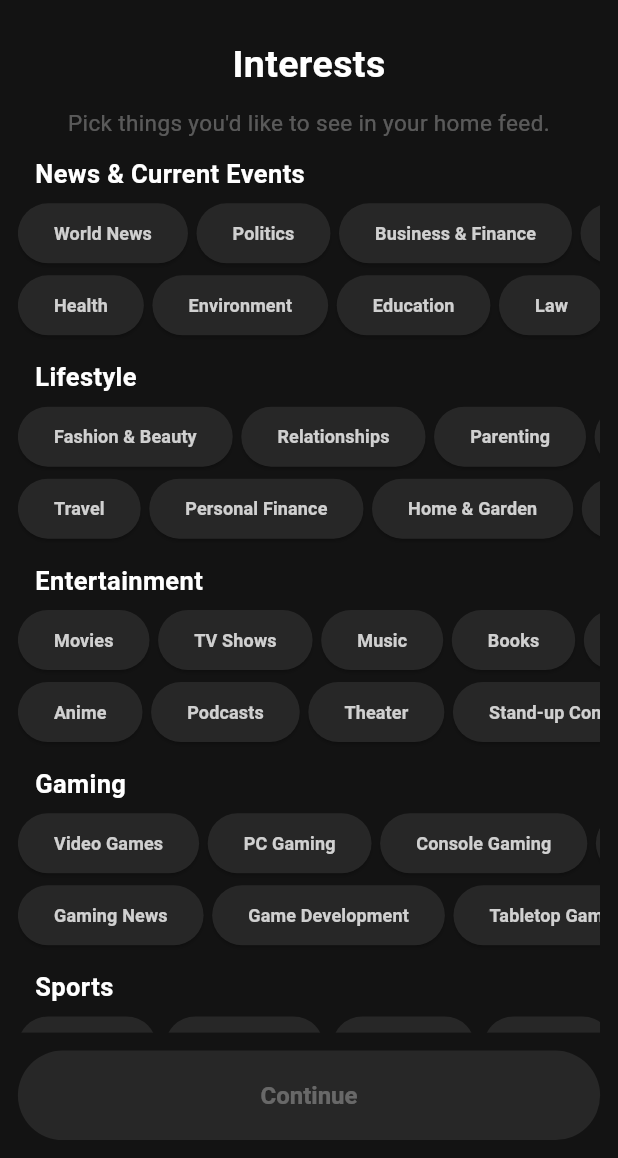
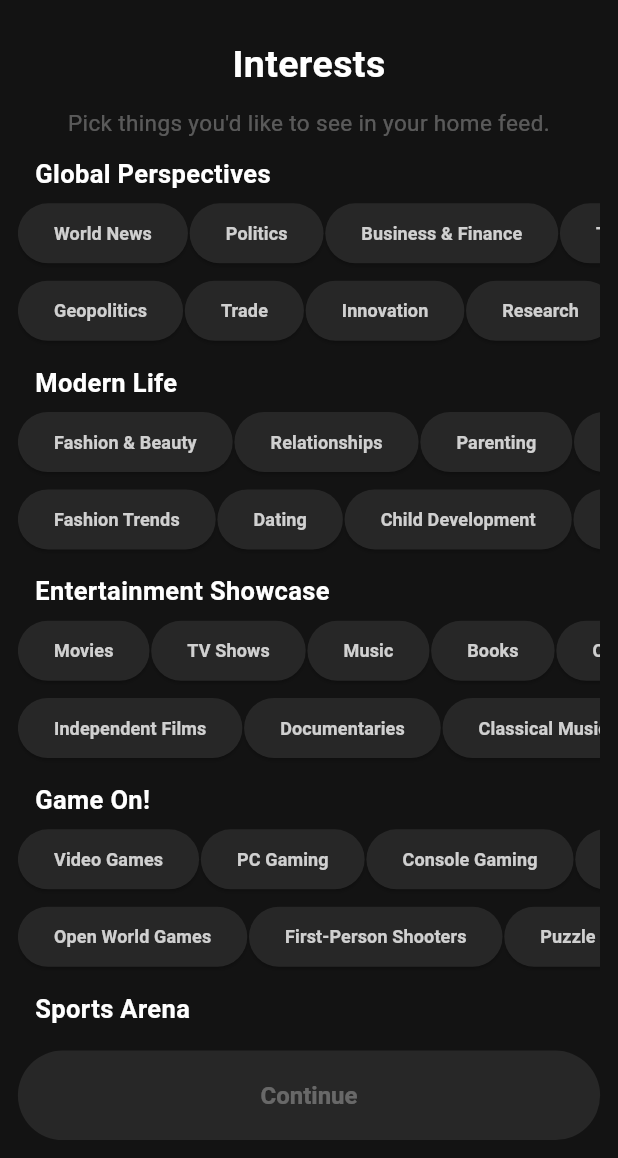
Before and after one commit to Team4-DevWave/Flutter, a Flutter app: the Interests screen opened by its route, on a phone screen of 412 x 824 dp, the part 78-1236 px from its top. Run offline on Flutter 3.47's test engine with Material 3 defaults, Android fonts, the phone set to English and light mode, and no system bars; our stand-ins replace cloud_firestore, country_picker, email_validator, firebase_auth, firebase_core, firebase_messaging and 10 more; missing offline and left inert: oauth2, window_manager, window_to_front; accounts and stored records are empty.

Commit message:
changes in model folder edits on widgets in interests screen

```diff
--- a/threddit_app/lib/features/user_system/model/interests_data.dart
+++ b/threddit_app/lib/features/user_system/model/interests_data.dart
@@ -6,157 +6,412 @@ class Interest {
 }
 
 const interestsList = [
-  Interest(
-    'News & Current Events',
-    [
+  Interest('Global Perspectives', [
     'World News',
     'Politics',
     'Business & Finance',
     'Technology',
     'Science',
-    ],
-    [
     'Health',
     'Environment',
     'Education',
     'Law',
     'Crime',
-    ],
-  ),
-  Interest(
-    'Lifestyle',
-    [
+    'Economy',
+    'Diplomacy',
+    'Social Justice',
+    'Human Rights',
+    'Global Development',
+    'Conflict Resolution',
+    'International Relations',
+    'Cultural Exchange',
+    'Sustainability',
+    'Future Trends'
+  ], [
+    'Geopolitics',
+    'Trade',
+    'Innovation',
+    'Research',
+    'Public Health',
+    'Climate Change',
+    'Literacy',
+    'Justice System',
+    'Cybersecurity',
+    'Social Movements',
+    'Poverty Alleviation',
+    'International Aid',
+    'Diversity & Inclusion',
+    'Activism',
+    'Emerging Markets',
+    'Peacekeeping',
+    'Globalization',
+    'Renewable Energy',
+    'Artificial Intelligence',
+    'Bioethics'
+  ]),
+  Interest('Modern Life', [
     'Fashion & Beauty',
     'Relationships',
     'Parenting',
     'Health & Fitness',
     'Food & Cooking',
-    ],
-    [
     'Travel',
     'Personal Finance',
     'Home & Garden',
     'Pets',
     'DIY & Crafts',
-    ],
-  ),
-  Interest(
-    'Entertainment',
-    [
+    'Minimalism',
+    'Sustainable Living',
+    'Urban Planning',
+    'Digital Nomadism',
+    'Self-Care',
+    'Life Hacks',
+    'Etiquette',
+    'Gardening',
+    'Interior Design',
+    'Architecture'
+  ], [
+    'Fashion Trends',
+    'Dating',
+    'Child Development',
+    'Nutrition',
+    'Culinary Arts',
+    'Adventure Travel',
+    'Budgeting',
+    'Home Improvement',
+    'Animal Welfare',
+    'Upcycling',
+    'Decluttering',
+    'Eco-Friendly Products',
+    'Smart Homes',
+    'Remote Work',
+    'Wellness',
+    'Productivity Tips',
+    'Social Skills',
+    'Landscaping',
+    'Home Decor',
+    'Green Building'
+  ]),
+  Interest('Entertainment Showcase', [
     'Movies',
     'TV Shows',
     'Music',
     'Books',
     'Comics & Manga',
-    ],
-    [
     'Anime',
     'Podcasts',
     'Theater',
     'Stand-up Comedy',
     'Celebrity News & Gossip',
-    ],
-  ),
-  Interest(
-    'Gaming',
-    [
+    'Film Festivals',
+    'Streaming Services',
+    'Concerts',
+    'Literary Fiction',
+    'Graphic Novels',
+    'Animation',
+    'Audio Dramas',
+    'Broadway',
+    'Improv Comedy'
+  ], [
+    'Independent Films',
+    'Documentaries',
+    'Classical Music',
+    'Non-Fiction',
+    'Webcomics',
+    'Japanese Culture',
+    'True Crime Podcasts',
+    'Musicals',
+    'Open Mic Nights',
+    'Award Shows',
+    'Short Films',
+    'Online Entertainment',
+    'Music History',
+    'Poetry',
+    'Comic Conventions',
+    'Studio Ghibli',
+    'Educational Podcasts',
+    'Experimental Theatre',
+    'Satire',
+    'Celebrity Interviews'
+  ]),
+  Interest('Game On!', [
     'Video Games',
     'PC Gaming',
     'Console Gaming',
     'Mobile Gaming',
     'Esports',
-    ],
-    [
     'Gaming News',
     'Game Development',
     'Tabletop Games',
     'Board Games',
     'Card Games',
-    ],
-  ),
-  Interest(
-    'Sports',
-    [
+    'Indie Games',
+    'Retro Games',
+    'Virtual Reality',
+    'Augmented Reality',
+    'Competitive Gaming',
+    'Game Reviews',
+    'Game Design'
+  ], [
+    'Open World Games',
+    'First-Person Shooters',
+    'Puzzle Games',
+    'Mobile Apps',
+    'Live Streaming',
+    'Game Guides',
+    'Programming',
+    'Dungeons & Dragons',
+    'Chess',
+    'Poker',
+    'Sandbox Games',
+    'Platformers',
+    'Simulation Games',
+    'Mobile Esports',
+    'Gaming Community',
+    'Game Mechanics',
+    'Level Design',
+    'Character Creation',
+    'Collectible Card Games',
+    'Board Game Design'
+  ]),
+  Interest('Sports Arena', [
     'Football',
     'Basketball',
     'Baseball',
     'Soccer',
     'Hockey',
-    ],
-    [
     'Tennis',
     'Golf',
     'MMA',
     'Boxing',
     'Motorsports',
-    ],
-  ),
-  Interest(
-    'Hobbies & Interests',
-    [
+    'Cycling',
+    'Swimming',
+    'Track & Field',
+    'Gymnastics',
+    'Volleyball',
+    'Rugby',
+    'Cricket',
+    'Bowling',
+    'Extreme Sports'
+  ], [
+    'American Football',
+    'College Basketball',
+    'Major League Baseball',
+    'International Soccer',
+    'Ice Hockey',
+    'Grand Slam Tournaments',
+    'PGA Tour',
+    'UFC',
+    'Professional Boxing',
+    'Formula 1',
+    'Tour de France',
+    'Olympic Swimming',
+    'Marathons',
+    'Artistic Gymnastics',
+    'Beach Volleyball',
+    'Rugby World Cup',
+    'Indian Premier League',
+    'Professional Bowling',
+    'Skateboarding',
+    'Skiing',
+    'Paralympic Sports'
+  ]),
+  Interest('Passion Projects', [
     'Photography',
     'Art & Design',
     'Music Production',
     'Writing & Poetry',
     'Coding & Programming',
-    ],
-    [
     'Learning Languages',
     'History',
     'Science Fiction & Fantasy',
     'Investing',
     'Collecting',
-    ],
-  ),
-  Interest(
-    'Science & Technology',
-    [
+    'Calligraphy',
+    'Painting',
+    'Podcasting',
+    'Creative Writing',
+    'Web Development',
+    'Jewelry Making',
+    'Woodworking'
+  ], [
+    'Digital Photography',
+    'Graphic Design',
+    'Music Composition',
+    'Journaling',
+    'Python',
+    'Foreign Languages',
+    'Ancient History',
+    'Fantasy Novels',
+    'Stock Market',
+    'Stamp Collecting',
+    'Hand Lettering',
+    'Watercolor',
+    'Audio Editing',
+    'Screenwriting',
+    'App Development',
+    'Metalworking',
+    '3D Printing',
+    'Creative Coding'
+  ]),
+  Interest('STEM Frontiers', [
     'Space',
     'Physics',
     'Chemistry',
     'Biology',
     'Mathematics',
-    ],
-    [
     'Engineering',
     'Artificial Intelligence',
     'Robotics',
     'Gadgets',
     'Virtual Reality',
-    ],
-  ),
-  Interest(
-    'Culture & Society',
-    [
+    'Astronomy',
+    'Quantum Physics',
+    'Organic Chemistry',
+    'Genetics',
+    'Calculus',
+    'Nanotechnology',
+    'Bioengineering',
+    'Aerospace Engineering'
+  ], [
+    'Space Exploration',
+    'Theoretical Physics',
+    'Biochemistry',
+    'Evolutionary Biology',
+    'Algebra',
+    'Civil Engineering',
+    'Machine Learning',
+    'Automation',
+    'Wearable Tech',
+    'Metaverse',
+    'Astrophysics',
+    'Particle Physics',
+    'Materials Science',
+    'Microbiology',
+    'Statistics',
+    'Environmental Engineering',
+    'Genetic Engineering',
+    'Ethical Hacking'
+  ]),
+  Interest('Humanity & Culture', [
     'History',
     'Philosophy',
     'Psychology',
     'Sociology',
     'Religion',
-    ],
-    [
     'Mythology',
     'Languages',
     'Anthropology',
     'Archaeology',
     'Politics',
-    ],
-  ),
-  Interest(
-    'Humor & Memes',
-    [
+    'Ethics',
+    'Cognitive Science',
+    'Social Psychology',
+    'World Religions',
+    'Folklore',
+    'Linguistics',
+    'Cultural Anthropology',
+    'Social Work'
+  ], [
+    'Ancient Civilizations',
+    'Existentialism',
+    'Developmental Psychology',
+    'Cultural Studies',
+    'Comparative Religion',
+    'Greek Mythology',
+    'Endangered Languages',
+    'Forensic Anthropology',
+    'Paleontology',
+    'Political Science',
+    'Moral Philosophy',
+    'Neuroscience',
+    'Social Behavior',
+    'Spirituality',
+    'Urban Legends',
+    'Sociolinguistics',
+    'Archaeological Sites',
+    'Humanitarian Aid'
+  ]),
+  Interest('Just for Laughs', [
     'Memes',
     'Funny Videos',
     'Stand-up Comedy',
     'Satire',
     'Dark Humor',
-    ],
-    [
     'Wholesome Memes',
     'Reaction GIFs',
     'Fails & Win',
     'Animals & Pets',
     'Funny Videos',
+    'Prank Videos',
+    'Comedy Movies',
+    'Comedy TV Shows',
+    'Cartoons',
+    'Webcomics'
+  ], [
+    'Internet Memes',
+    'Viral Videos',
+    'Observational Comedy',
+    'Parody',
+    'Cringe Comedy',
+    'Cute Animals',
+    'Blooper Reels',
+    'Funny Fails',
+    'Animal Videos',
+    'Stand-up Specials',
+    'Sitcoms',
+    'Animated Films',
+    'Comic Strips',
+    'Gag Cartoons',
+    'Slapstick',
+    'Improvisational Comedy'
+  ]),
+  Interest(
+    'Creative Arts',
+    [
+      'Painting',
+      'Drawing',
+      'Sculpture',
+      'Photography',
+      'Filmmaking',
+      'Music Composition',
+      'Creative Writing',
+      'Dance',
+      'Theater',
+      'Design',
+      'Architecture',
+      'Fashion Design',
+      'Culinary Arts',
+      'Digital Art',
+      'Animation',
+      'Game Design',
+      'Graphic Design',
+      'Interior Design',
+      'Jewelry Making',
+      'Pottery'
+    ],
+    [
+      'Watercolor Painting',
+      'Oil Painting',
+      'Abstract Art',
+      'Portrait Photography',
+      'Documentary Filmmaking',
+      'Classical Music',
+      'Poetry',
+      'Ballet',
+      'Musical Theater',
+      'Industrial Design',
+      'Landscape Architecture',
+      'Haute Couture',
+      'Pastry Arts',
+      '3D Modeling',
+      'Stop Motion Animation',
+      'Indie Game Development',
+      'Branding',
+      'Home Decor',
+      'Metalsmithing',
+      'Ceramic Art'
     ],
   ),
 ];
--- a/threddit_app/lib/features/user_system/view/screens/forgot_send_mail.dart
+++ b/threddit_app/lib/features/user_system/view/screens/forgot_send_mail.dart
@@ -1,3 +1,5 @@
+import 'dart:io';
+
 import 'package:flutter/gestures.dart';
 import 'package:flutter/material.dart';
 import 'package:flutter_riverpod/flutter_riverpod.dart';
@@ -142,17 +144,19 @@ class _ForgotSentMail extends ConsumerState<ForgotSentMail> {
                   SizedBox(
                     height: 5.h,
                   ),
-                  Container(
+                  Platform.isAndroid
+                      ? Container(
                           padding: EdgeInsets.only(top: 10.h),
                           width: MediaQuery.of(context).size.width,
-                    decoration:
-                        const BoxDecoration(color: AppColors.backgroundColor),
+                          decoration: const BoxDecoration(
+                              color: AppColors.backgroundColor),
                           child: ContinueButton(
                             isOn: true,
                             onPressed: () => launchEmailApp(),
                             identifier: 'Open email app',
                           ),
-                  ),
+                        )
+                      : const SizedBox(),
                 ],
               ),
             ),
--- a/threddit_app/lib/features/user_system/view/screens/interests_screen.dart
+++ b/threddit_app/lib/features/user_system/view/screens/interests_screen.dart
@@ -127,7 +127,7 @@ class _InterestsState extends ConsumerState<Interests> {
                                       bool isSelected = _selectedInterests
                                           .contains(interestName);
                                       return Padding(
-                                        padding: EdgeInsets.only(right: 5.w),
+                                        padding: EdgeInsets.only(right: 1.w),
                                         child: InterestButton(
                                           answerText: interestName,
                                           isSelected: isSelected,
@@ -136,6 +136,9 @@ class _InterestsState extends ConsumerState<Interests> {
                                         ),
                                       );
                                     }).toList(),
+                                  ),
+                                  SizedBox(
+                                    height: 3.h,
                                   ),
                                   Row(
                                     mainAxisAlignment: MainAxisAlignment.start,
@@ -146,7 +149,7 @@ class _InterestsState extends ConsumerState<Interests> {
                                       bool isSelected = _selectedInterests
                                           .contains(interestName);
                                       return Padding(
-                                        padding: EdgeInsets.only(right: 5.w),
+                                        padding: EdgeInsets.only(right: 1.w),
                                         child: InterestButton(
                                           answerText: interestName,
                                           isSelected: isSelected,
--- a/threddit_app/lib/features/user_system/view_model/auth.dart
+++ b/threddit_app/lib/features/user_system/view_model/auth.dart
@@ -303,6 +303,7 @@ class Auth extends StateNotifier<bool> {
   FutureEmailCheck<bool> signUp() async {
     state = true;
     final UserModel user = ref.watch(userProvider)!;
+    //change the hit for the
     final url = Uri.https(
       'threddit-clone-app-default-rtdb.europe-west1.firebasedatabase.app',
       'signup.json',
@@ -392,6 +393,7 @@ class Auth extends StateNotifier<bool> {
         currentUser.copyWith(token: userToken, isGoogle: true);
 
     /// Update the userProvider state with the new user
+    /// we are trying to log in by google
     ref.read(userProvider.notifier).state = updatedUser;
     final url = Uri.https(
         'threddit-clone-app-default-rtdb.europe-west1.firebasedatabase.app',
--- a/threddit_app/lib/features/user_system/view_model/window_auth_manager.dart
+++ b/threddit_app/lib/features/user_system/view_model/window_auth_manager.dart
@@ -45,7 +45,7 @@ class AuthManager {
 
     request.response.statusCode = 200;
     request.response.headers.set('content-type', 'text/plain');
-    request.response.writeln('Please close the tab');
+    request.response.writeln('Signed in succesfully! Please close the tab');
     await request.response.close();
     await redirectServer!.close();
     redirectServer = null;
```
Lines whose indentation alone changed are shown as unchanged.
